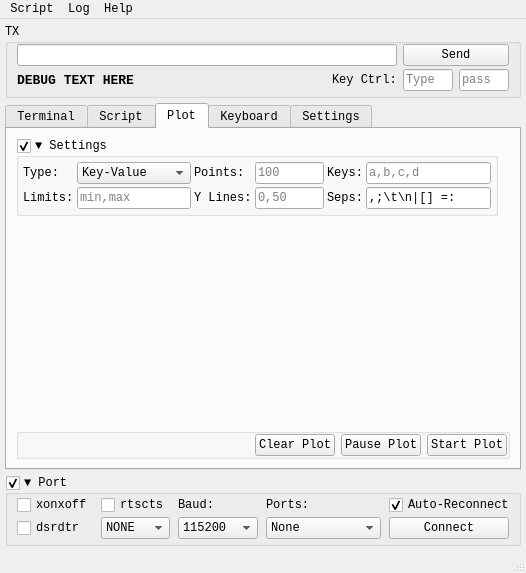
First picture: the form in ui_files/serial_killer_main_window.ui, repository careweather/SerialKiller, before the edit.
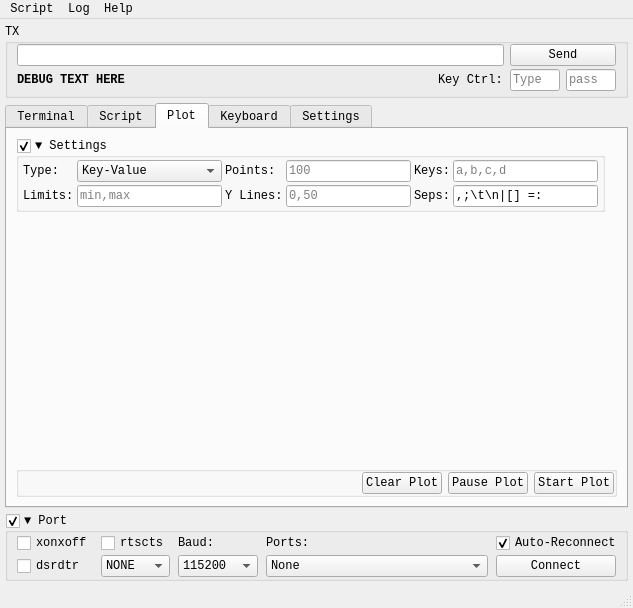
Second picture: the form after the edit. The open tabs and pages were chosen to show the change. Custom widgets are drawn as their Qt base class.

Diff of the .ui file:
```diff
--- a/ui_files/serial_killer_main_window.ui
+++ b/ui_files/serial_killer_main_window.ui
@@ -6,8 +6,8 @@
    <rect>
     <x>0</x>
     <y>0</y>
-    <width>526</width>
-    <height>573</height>
+    <width>633</width>
+    <height>608</height>
    </rect>
   </property>
   <property name="palette">
@@ -75,6 +75,12 @@
     </property>
     <item row="0" column="0">
      <widget class="QGroupBox" name="groupBox_output">
+      <property name="sizePolicy">
+       <sizepolicy hsizetype="Preferred" vsizetype="Maximum">
+        <horstretch>0</horstretch>
+        <verstretch>0</verstretch>
+       </sizepolicy>
+      </property>
       <property name="title">
        <string>TX</string>
       </property>
@@ -91,46 +97,7 @@
        <property name="verticalSpacing">
         <number>3</number>
        </property>
-       <item row="2" column="0" colspan="2">
-        <widget class="QLabel" name="label_debug">
-         <property name="sizePolicy">
-          <sizepolicy hsizetype="Minimum" vsizetype="Preferred">
-           <horstretch>0</horstretch>
-           <verstretch>0</verstretch>
-          </sizepolicy>
-         </property>
-         <property name="font">
-          <font>
-           <family>Consolas</family>
-           <pointsize>10</pointsize>
-           <bold>true</bold>
-          </font>
-         </property>
-         <property name="text">
-          <string>DEBUG TEXT HERE</string>
-         </property>
-        </widget>
-       </item>
        <item row="2" column="3">
-        <widget class="QLabel" name="label_5">
-         <property name="sizePolicy">
-          <sizepolicy hsizetype="Maximum" vsizetype="Preferred">
-           <horstretch>0</horstretch>
-           <verstretch>0</verstretch>
-          </sizepolicy>
-         </property>
-         <property name="maximumSize">
-          <size>
-           <width>100000</width>
-           <height>16777215</height>
-          </size>
-         </property>
-         <property name="text">
-          <string>Key Ctrl:</string>
-         </property>
-        </widget>
-       </item>
-       <item row="2" column="4">
         <widget class="QLineEdit" name="lineEdit_keyboard_control">
          <property name="enabled">
           <bool>true</bool>
@@ -153,19 +120,25 @@
         </widget>
        </item>
        <item row="2" column="2">
-        <spacer name="horizontalSpacer_11">
-         <property name="orientation">
-          <enum>Qt::Horizontal</enum>
+        <widget class="QLabel" name="label_5">
+         <property name="sizePolicy">
+          <sizepolicy hsizetype="Fixed" vsizetype="Preferred">
+           <horstretch>0</horstretch>
+           <verstretch>0</verstretch>
+          </sizepolicy>
          </property>
-         <property name="sizeHint" stdset="0">
+         <property name="maximumSize">
           <size>
-           <width>40</width>
-           <height>20</height>
+           <width>66</width>
+           <height>16777215</height>
           </size>
          </property>
-        </spacer>
+         <property name="text">
+          <string>Key Ctrl:</string>
+         </property>
+        </widget>
        </item>
-       <item row="2" column="5">
+       <item row="2" column="4">
         <widget class="QLineEdit" name="lineEdit_pass">
          <property name="maximumSize">
           <size>
@@ -184,7 +157,41 @@
          </property>
         </widget>
        </item>
-       <item row="1" column="4" colspan="2">
+       <item row="1" column="0" colspan="3">
+        <widget class="QLineEdit" name="lineEdit_input">
+         <property name="clearButtonEnabled">
+          <bool>false</bool>
+         </property>
+        </widget>
+       </item>
+       <item row="2" column="0" colspan="2">
+        <widget class="QLabel" name="label_debug">
+         <property name="sizePolicy">
+          <sizepolicy hsizetype="Minimum" vsizetype="Maximum">
+           <horstretch>0</horstretch>
+           <verstretch>0</verstretch>
+          </sizepolicy>
+         </property>
+         <property name="font">
+          <font>
+           <family>Consolas</family>
+           <pointsize>9</pointsize>
+           <weight>75</weight>
+           <bold>true</bold>
+          </font>
+         </property>
+         <property name="frameShape">
+          <enum>QFrame::NoFrame</enum>
+         </property>
+         <property name="text">
+          <string>DEBUG TEXT HERE</string>
+         </property>
+         <property name="wordWrap">
+          <bool>false</bool>
+         </property>
+        </widget>
+       </item>
+       <item row="1" column="3" colspan="2">
         <widget class="QPushButton" name="pushButton_send">
          <property name="maximumSize">
           <size>
@@ -196,6 +203,7 @@
           <font>
            <family>Consolas</family>
            <pointsize>9</pointsize>
+           <weight>50</weight>
            <bold>false</bold>
           </font>
          </property>
@@ -204,18 +212,17 @@
          </property>
         </widget>
        </item>
-       <item row="1" column="0" colspan="4">
-        <widget class="QLineEdit" name="lineEdit_input">
-         <property name="clearButtonEnabled">
-          <bool>false</bool>
-         </property>
-        </widget>
-       </item>
       </layout>
      </widget>
     </item>
     <item row="3" column="0">
      <widget class="QGroupBox" name="groupBox_port">
+      <property name="sizePolicy">
+       <sizepolicy hsizetype="Preferred" vsizetype="Maximum">
+        <horstretch>0</horstretch>
+        <verstretch>0</verstretch>
+       </sizepolicy>
+      </property>
       <property name="toolTip">
        <string/>
       </property>
@@ -242,7 +249,7 @@
         <number>9</number>
        </property>
        <property name="bottomMargin">
-        <number>4</number>
+        <number>1</number>
        </property>
        <property name="horizontalSpacing">
         <number>8</number>
@@ -440,6 +447,7 @@
           <font>
            <family>Consolas</family>
            <pointsize>9</pointsize>
+           <weight>50</weight>
            <bold>false</bold>
           </font>
          </property>
@@ -542,6 +550,20 @@
     </item>
     <item row="2" column="0">
      <widget class="QTabWidget" name="tabWidget">
+      <property name="sizePolicy">
+       <sizepolicy hsizetype="MinimumExpanding" vsizetype="Minimum">
+        <horstretch>0</horstretch>
+        <verstretch>0</verstretch>
+       </sizepolicy>
+      </property>
+      <property name="font">
+       <font>
+        <family>Consolas</family>
+        <pointsize>9</pointsize>
+        <weight>50</weight>
+        <bold>false</bold>
+       </font>
+      </property>
       <property name="currentIndex">
        <number>4</number>
       </property>
@@ -806,7 +828,7 @@
         <item row="2" column="0" colspan="3">
          <widget class="QGroupBox" name="groupBox_2">
           <property name="sizePolicy">
-           <sizepolicy hsizetype="Expanding" vsizetype="Preferred">
+           <sizepolicy hsizetype="Expanding" vsizetype="Maximum">
             <horstretch>0</horstretch>
             <verstretch>0</verstretch>
            </sizepolicy>
@@ -830,6 +852,9 @@
            <property name="bottomMargin">
             <number>0</number>
            </property>
+           <property name="horizontalSpacing">
+            <number>6</number>
+           </property>
            <item row="1" column="1">
             <widget class="QPushButton" name="pushButton_clear_plot">
              <property name="text">
@@ -869,24 +894,33 @@
         </item>
         <item row="0" column="0">
          <widget class="QGroupBox" name="groupBox_plot_settings">
+          <property name="sizePolicy">
+           <sizepolicy hsizetype="Preferred" vsizetype="Maximum">
+            <horstretch>0</horstretch>
+            <verstretch>0</verstretch>
+           </sizepolicy>
+          </property>
           <property name="title">
            <string>▼ Settings</string>
           </property>
           <property name="checkable">
            <bool>true</bool>
           </property>
+          <property name="checked">
+           <bool>true</bool>
+          </property>
           <layout class="QGridLayout" name="gridLayout_9">
            <property name="leftMargin">
             <number>4</number>
            </property>
            <property name="topMargin">
-            <number>4</number>
+            <number>2</number>
            </property>
            <property name="rightMargin">
             <number>4</number>
            </property>
            <property name="bottomMargin">
-            <number>4</number>
+            <number>2</number>
            </property>
            <property name="spacing">
             <number>3</number>
@@ -1067,7 +1101,7 @@
            <bool>true</bool>
           </property>
           <property name="sizePolicy">
-           <sizepolicy hsizetype="Expanding" vsizetype="Expanding">
+           <sizepolicy hsizetype="Minimum" vsizetype="Minimum">
             <horstretch>0</horstretch>
             <verstretch>0</verstretch>
            </sizepolicy>
@@ -1788,8 +1822,8 @@
     <rect>
      <x>0</x>
      <y>0</y>
-     <width>526</width>
-     <height>21</height>
+     <width>633</width>
+     <height>20</height>
     </rect>
    </property>
    <widget class="QMenu" name="menuLog">
```
Left out of the diff: 29 changed lines with no effect on the pictures.
